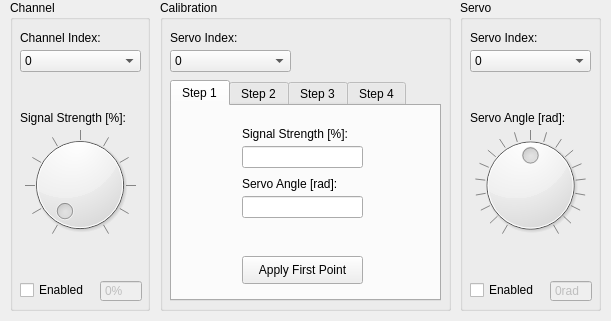
Old version of the form src/servocalibrationtoolwindow.ui in the repository CatixBot/ServoCalibrationTool.
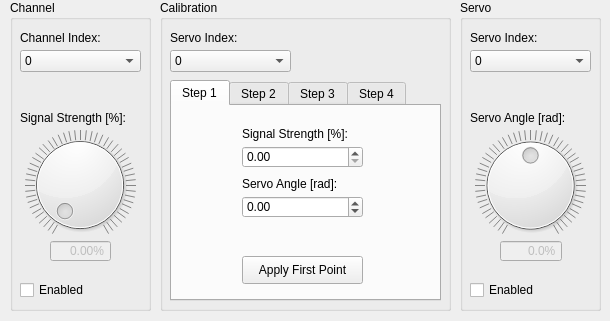
New version of the form.

Commit message: add: calibration signals

Patch:
```diff
--- a/src/servocalibrationtoolwindow.ui
+++ b/src/servocalibrationtoolwindow.ui
@@ -6,7 +6,7 @@
    <rect>
     <x>0</x>
     <y>0</y>
-    <width>611</width>
+    <width>610</width>
     <height>321</height>
    </rect>
   </property>
@@ -35,16 +35,16 @@
      </rect>
     </property>
     <property name="minimum">
-     <number>-90</number>
+     <number>-900</number>
     </property>
     <property name="maximum">
-     <number>90</number>
+     <number>900</number>
     </property>
     <property name="pageStep">
      <number>1</number>
     </property>
     <property name="notchTarget">
-     <double>10.000000000000000</double>
+     <double>20.000000000000000</double>
     </property>
     <property name="notchesVisible">
      <bool>true</bool>
@@ -139,38 +139,32 @@
      <string>Enabled</string>
     </property>
    </widget>
-   <widget class="QSpinBox" name="showServoAngleSpinBox">
+   <widget class="QDoubleSpinBox" name="showServoAngleSpinBox">
     <property name="enabled">
      <bool>false</bool>
     </property>
     <property name="geometry">
      <rect>
-      <x>90</x>
-      <y>280</y>
-      <width>42</width>
+      <x>40</x>
+      <y>240</y>
+      <width>62</width>
       <height>22</height>
      </rect>
     </property>
+    <property name="alignment">
+     <set>Qt::AlignRight|Qt::AlignTrailing|Qt::AlignVCenter</set>
+    </property>
     <property name="readOnly">
      <bool>true</bool>
     </property>
     <property name="buttonSymbols">
      <enum>QAbstractSpinBox::NoButtons</enum>
     </property>
-    <property name="specialValueText">
-     <string/>
-    </property>
-    <property name="keyboardTracking">
-     <bool>false</bool>
-    </property>
     <property name="suffix">
-     <string>rad</string>
+     <string>%</string>
     </property>
-    <property name="minimum">
-     <number>-90</number>
-    </property>
-    <property name="maximum">
-     <number>90</number>
+    <property name="decimals">
+     <number>1</number>
     </property>
    </widget>
   </widget>
@@ -179,7 +173,7 @@
     <rect>
      <x>10</x>
      <y>0</y>
-     <width>140</width>
+     <width>141</width>
      <height>311</height>
     </rect>
    </property>
@@ -294,7 +288,7 @@
      <rect>
       <x>10</x>
       <y>280</y>
-      <width>81</width>
+      <width>71</width>
       <height>20</height>
      </rect>
     </property>
@@ -312,13 +306,13 @@
      </rect>
     </property>
     <property name="maximum">
-     <number>100</number>
+     <number>10000</number>
     </property>
     <property name="pageStep">
      <number>1</number>
     </property>
     <property name="notchTarget">
-     <double>10.000000000000000</double>
+     <double>20.000000000000000</double>
     </property>
     <property name="notchesVisible">
      <bool>true</bool>
@@ -337,35 +331,35 @@
      <string>Signal Strength [%]:</string>
     </property>
    </widget>
-   <widget class="QSpinBox" name="showSignalStrengthSpinBox">
+   <widget class="QDoubleSpinBox" name="showSignalStrengthSpinBox">
     <property name="enabled">
      <bool>false</bool>
     </property>
     <property name="geometry">
      <rect>
-      <x>90</x>
-      <y>280</y>
-      <width>42</width>
+      <x>40</x>
+      <y>240</y>
+      <width>61</width>
       <height>22</height>
      </rect>
     </property>
+    <property name="alignment">
+     <set>Qt::AlignRight|Qt::AlignTrailing|Qt::AlignVCenter</set>
+    </property>
     <property name="readOnly">
      <bool>true</bool>
     </property>
     <property name="buttonSymbols">
      <enum>QAbstractSpinBox::NoButtons</enum>
     </property>
-    <property name="specialValueText">
-     <string/>
-    </property>
-    <property name="keyboardTracking">
-     <bool>false</bool>
-    </property>
     <property name="suffix">
      <string>%</string>
     </property>
     <property name="maximum">
-     <number>100</number>
+     <double>100.000000000000000</double>
+    </property>
+    <property name="singleStep">
+     <double>0.010000000000000</double>
     </property>
    </widget>
   </widget>
@@ -406,32 +400,6 @@
      <attribute name="title">
       <string>Step 1</string>
      </attribute>
-     <widget class="QLineEdit" name="signalStrengthLineEdit">
-      <property name="geometry">
-       <rect>
-        <x>70</x>
-        <y>40</y>
-        <width>121</width>
-        <height>22</height>
-       </rect>
-      </property>
-      <property name="inputMask">
-       <string>000</string>
-      </property>
-     </widget>
-     <widget class="QLineEdit" name="servoAngleLineEdit">
-      <property name="geometry">
-       <rect>
-        <x>70</x>
-        <y>90</y>
-        <width>121</width>
-        <height>22</height>
-       </rect>
-      </property>
-      <property name="inputMask">
-       <string>#00</string>
-      </property>
-     </widget>
      <widget class="QLabel" name="signalStrengthLabel_2">
       <property name="geometry">
        <rect>
@@ -471,6 +439,41 @@
        <string>Apply First Point</string>
       </property>
      </widget>
+     <widget class="QDoubleSpinBox" name="servoAngleSpinBox">
+      <property name="geometry">
+       <rect>
+        <x>70</x>
+        <y>90</y>
+        <width>121</width>
+        <height>22</height>
+       </rect>
+      </property>
+      <property name="minimum">
+       <double>-1.570000000000000</double>
+      </property>
+      <property name="maximum">
+       <double>1.570000000000000</double>
+      </property>
+      <property name="singleStep">
+       <double>0.010000000000000</double>
+      </property>
+     </widget>
+     <widget class="QDoubleSpinBox" name="signalStrengthSpinBox">
+      <property name="geometry">
+       <rect>
+        <x>70</x>
+        <y>40</y>
+        <width>121</width>
+        <height>22</height>
+       </rect>
+      </property>
+      <property name="maximum">
+       <double>100.000000000000000</double>
+      </property>
+      <property name="singleStep">
+       <double>0.010000000000000</double>
+      </property>
+     </widget>
     </widget>
     <widget class="QWidget" name="secondPointPage">
      <property name="enabled">
```
Left out of the diff: 166 changed lines with no effect on the pictures. The commit also changes 4 other files.
